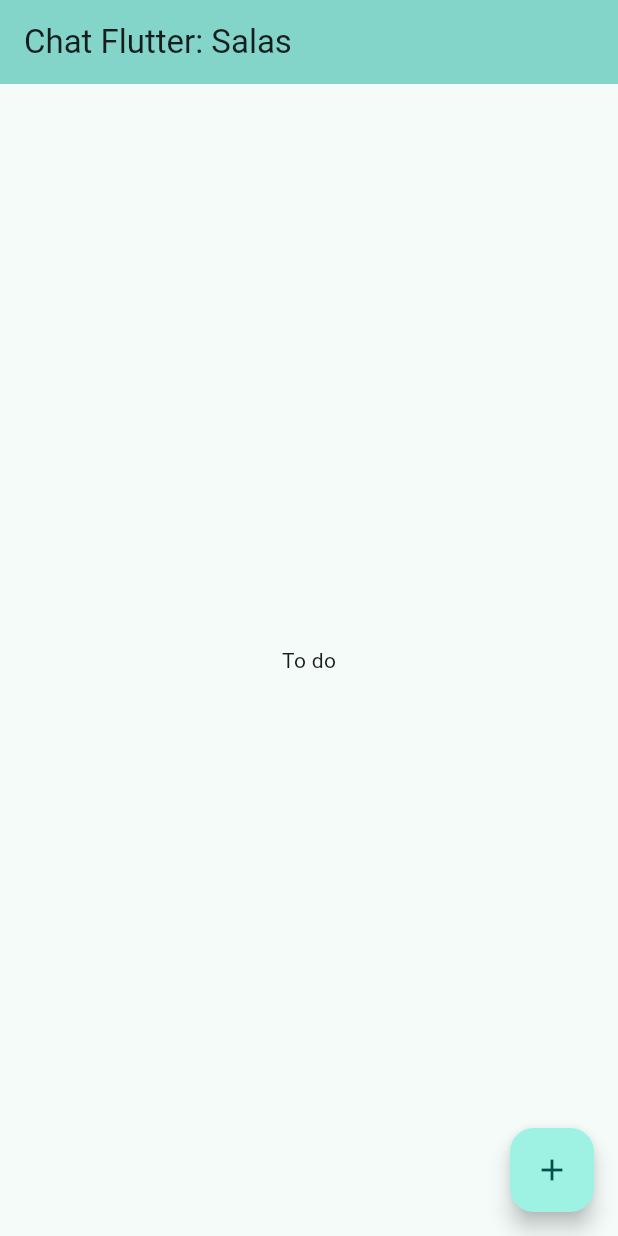
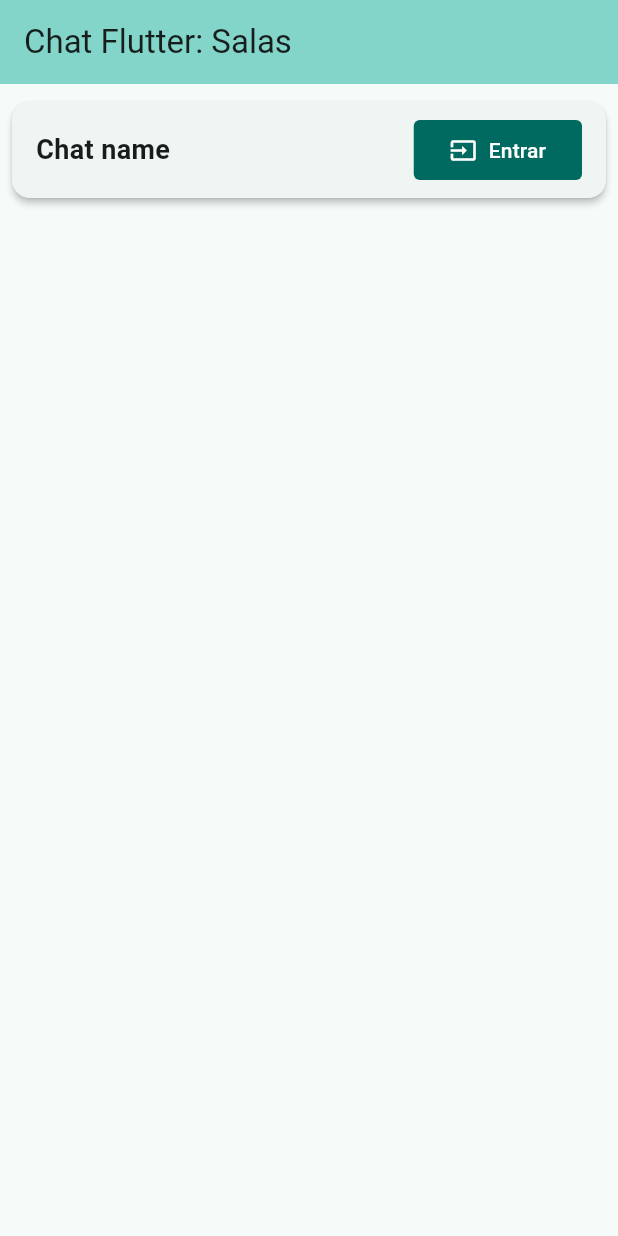
Before and after one commit to rodolfoHOk/dio.chat-flutter, a Flutter app: the screen it shows after launch, on a phone screen of 412 x 824 dp. Run offline on Flutter 3.47's test engine with Material 3 defaults, Android fonts, the phone set to English and light mode, and no system bars.

Commit message:
feat: create chat item widget

```diff
--- a/lib/pages/main/main_page.dart
+++ b/lib/pages/main/main_page.dart
@@ -1,3 +1,4 @@
+import 'package:chat_flutter/shared/widgets/chat_item.dart';
 import 'package:flutter/material.dart';
 
 class MainPage extends StatefulWidget {
@@ -18,20 +19,13 @@ class _MainPageState extends State<MainPage> {
           backgroundColor: Theme.of(context).colorScheme.inversePrimary,
           title: Text(widget.title),
         ),
-        body: const Center(
-          child: Column(
-            mainAxisAlignment: MainAxisAlignment.center,
+        body: Container(
+          padding: const EdgeInsets.symmetric(horizontal: 4, vertical: 8),
+          child: const Column(
             children: <Widget>[
-              Text(
-                'To do',
-              ),
+              ChatItem(),
             ],
           ),
-        ),
-        floatingActionButton: FloatingActionButton(
-          onPressed: () {},
-          tooltip: 'Adicionar',
-          child: const Icon(Icons.add),
         ),
       ),
     );
--- /dev/null
+++ b/lib/shared/widgets/chat_item.dart
@@ -0,0 +1,43 @@
+import 'package:flutter/material.dart';
+
+class ChatItem extends StatelessWidget {
+  const ChatItem({super.key});
+
+  @override
+  Widget build(BuildContext context) {
+    return Card(
+      elevation: 2,
+      child: Padding(
+        padding: const EdgeInsets.symmetric(horizontal: 16, vertical: 0),
+        child: SizedBox(
+          width: double.maxFinite,
+          height: 64,
+          child: Row(
+            mainAxisAlignment: MainAxisAlignment.spaceBetween,
+            children: [
+              const Text(
+                "Chat name",
+                style: TextStyle(fontSize: 18, fontWeight: FontWeight.w600),
+              ),
+              FilledButton(
+                onPressed: () {},
+                style: FilledButton.styleFrom(
+                  shape: RoundedRectangleBorder(
+                    borderRadius: BorderRadius.circular(4),
+                  ),
+                ),
+                child: const Row(
+                  children: [
+                    Icon(Icons.input),
+                    SizedBox(width: 8),
+                    Text("Entrar"),
+                  ],
+                ),
+              ),
+            ],
+          ),
+        ),
+      ),
+    );
+  }
+}
```
